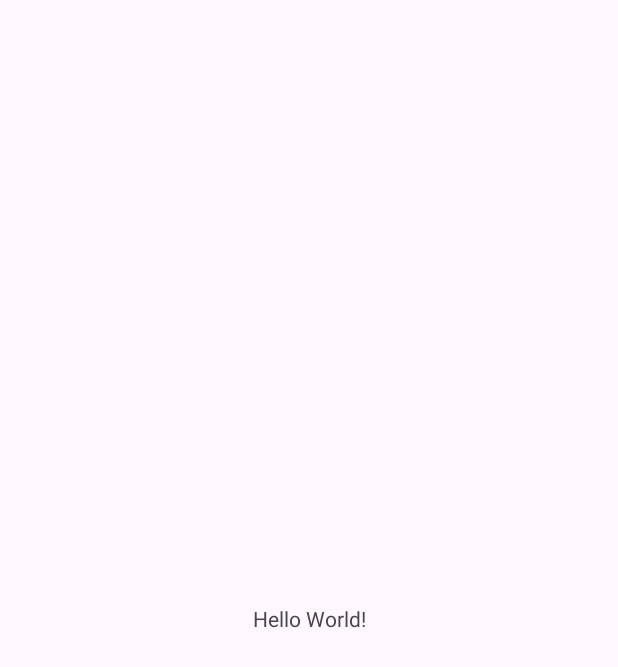
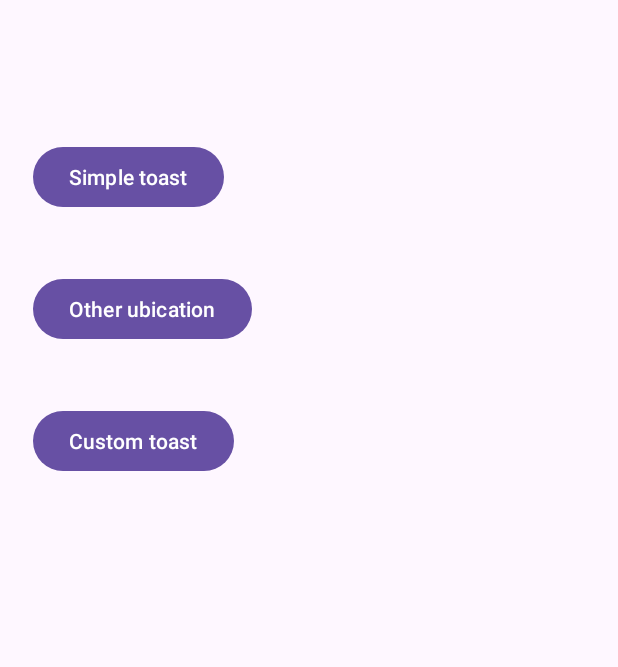
Before and after one commit to elazaroo/androidFirstApp, an Android app: the screen it shows after launch (MainActivity), on a phone screen of 412 x 824 dp. Before the commit the part shown is almost empty. Shown: the top 667 px of the screen. Run offline under Robolectric (Android 15) with nearby library versions, the phone set to English and light mode, and no system bars.

Commit message:
Toast Custom

```diff
--- a/app/src/main/res/layout/activity_main.xml
+++ b/app/src/main/res/layout/activity_main.xml
@@ -7,13 +7,34 @@
     android:layout_height="match_parent"
     tools:context=".MainActivity">
 
-    <TextView
+    <Button
+        android:id="@+id/btSimple"
         android:layout_width="wrap_content"
         android:layout_height="wrap_content"
-        android:text="Hello World!"
-        app:layout_constraintBottom_toBottomOf="parent"
-        app:layout_constraintEnd_toEndOf="parent"
+        android:layout_marginStart="22dp"
+        android:layout_marginTop="94dp"
+        android:onClick="toastSimple"
+        android:text="Simple toast"
         app:layout_constraintStart_toStartOf="parent"
         app:layout_constraintTop_toTopOf="parent" />
 
+    <Button
+        android:id="@+id/btUbq"
+        android:layout_width="wrap_content"
+        android:layout_height="wrap_content"
+        android:layout_marginTop="40dp"
+        android:onClick="toastUbq"
+        android:text="Other ubication"
+        app:layout_constraintStart_toStartOf="@+id/btSimple"
+        app:layout_constraintTop_toBottomOf="@+id/btSimple" />
+
+    <Button
+        android:id="@+id/btCustom"
+        android:layout_width="wrap_content"
+        android:layout_height="wrap_content"
+        android:layout_marginTop="40dp"
+        android:onClick="toastCustom"
+        android:text="Custom toast"
+        app:layout_constraintStart_toStartOf="@+id/btSimple"
+        app:layout_constraintTop_toBottomOf="@+id/btUbq" />
 </androidx.constraintlayout.widget.ConstraintLayout>
```
Also changed, not shown: app/src/main/java/com/example/androidfirstapp/MainActivity.java (+25 -5 lines), app/src/main/res/layout/toast1.xml (added, +16 -0 lines).
